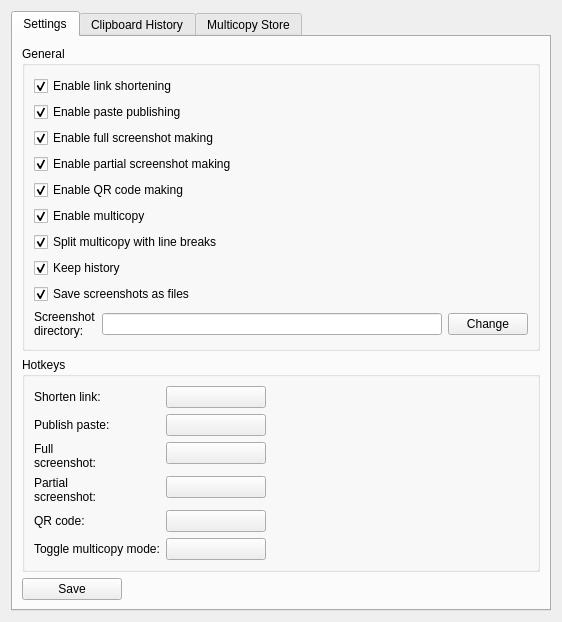
This is src/clipper.ui in antvconst/Clipper as Qt 5 draws it before an edit. The edited form follows.
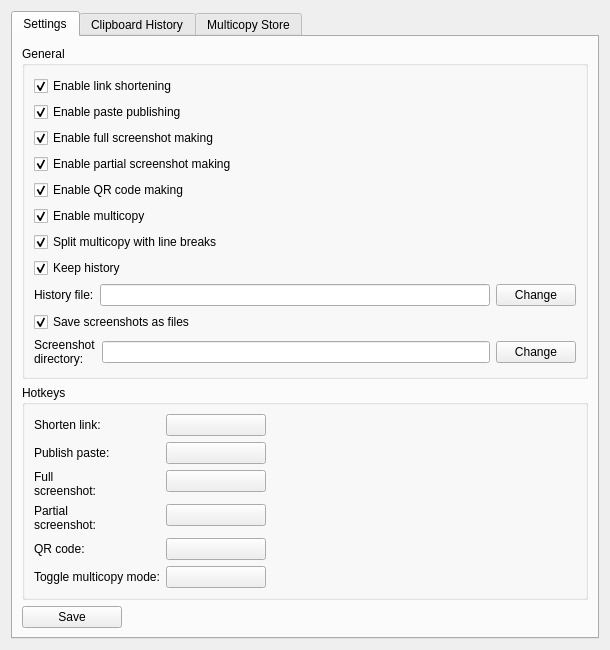
This is the edited form. Icons and pictures are not drawn.

The edit to the form file:
```diff
--- a/src/clipper.ui
+++ b/src/clipper.ui
@@ -6,8 +6,8 @@
    <rect>
     <x>0</x>
     <y>0</y>
-    <width>562</width>
-    <height>572</height>
+    <width>610</width>
+    <height>609</height>
    </rect>
   </property>
   <property name="windowTitle">
@@ -116,6 +116,37 @@
               </property>
              </widget>
             </item>
+            <item>
+             <layout class="QHBoxLayout" name="horizontalLayout_3">
+              <item>
+               <widget class="QLabel" name="label_8">
+                <property name="text">
+                 <string>History file:</string>
+                </property>
+               </widget>
+              </item>
+              <item>
+               <widget class="QLineEdit" name="historyPathEdit">
+                <property name="minimumSize">
+                 <size>
+                  <width>0</width>
+                  <height>0</height>
+                 </size>
+                </property>
+                <property name="text">
+                 <string/>
+                </property>
+               </widget>
+              </item>
+              <item>
+               <widget class="QPushButton" name="changeHistoryFilePath">
+                <property name="text">
+                 <string>Change</string>
+                </property>
+               </widget>
+              </item>
+             </layout>
+            </item>
             <item>
              <widget class="QCheckBox" name="saveScreenshots">
               <property name="text">
```
